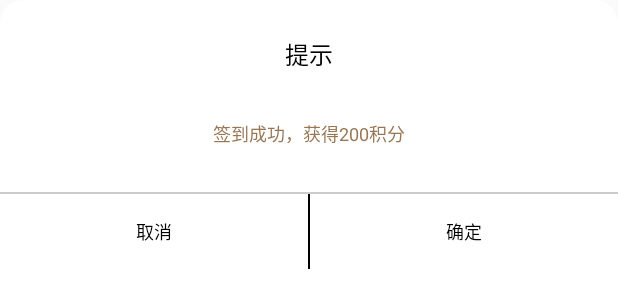
After one commit to liuhuajian/ProjectNewTechnic, an Android app: the layout dialog_common.xml on its own in the app's theme, with its tools: preview values and no code run, on a phone screen of 412 x 824 dp. The commit adds this screen. Shown: the top 308 px of the screen. Run offline under Robolectric (Android 15) with nearby library versions, the phone set to English and light mode, and no system bars.

Commit message:
添加bugly以及自定义dialog

```diff
--- a/app/build.gradle
+++ b/app/build.gradle
@@ -20,18 +20,19 @@ android {
 
 dependencies {
     compile fileTree(include: ['*.jar'], dir: 'libs')
+    compile files('libs/universal-image-loader-1.9.5.jar')
     compile 'com.android.support:appcompat-v7:25.3.1'
     compile 'com.android.support.constraint:constraint-layout:1.0.2'
     compile 'in.srain.cube:ptr-load-more:1.0.6'
     compile 'com.android.support:recyclerview-v7:25.3.1'
     compile 'com.jakewharton:butterknife:8.8.1'
     compile 'com.android.support:support-v4:25.3.1'
-    annotationProcessor 'com.jakewharton:butterknife-compiler:8.8.1'
     compile 'com.trello:rxlifecycle:1.0'
     compile 'com.trello:rxlifecycle-components:1.0'
     compile 'io.reactivex:rxandroid:1.2.1'
     compile 'com.squareup.retrofit2:retrofit:2.2.0'
     compile 'com.squareup.retrofit2:converter-gson:2.2.0'
     compile 'com.squareup.retrofit2:adapter-rxjava:2.2.0'
-    compile files('libs/universal-image-loader-1.9.5.jar')
+    compile 'com.tencent.bugly:crashreport:latest.release'
+    annotationProcessor 'com.jakewharton:butterknife-compiler:8.8.1'
 }
--- a/app/src/main/java/messi/lhj/com/projectnewtechnic/MainActivity.java
+++ b/app/src/main/java/messi/lhj/com/projectnewtechnic/MainActivity.java
@@ -48,9 +48,9 @@ public class MainActivity extends AppCompatActivity {
         setContentView(R.layout.activity_main);
         ButterKnife.bind(this);
 
-        initView();
-        initData();
-        updateData();
+//        initView();
+//        initData();
+//        updateData();
     }
 
 
--- a/app/src/main/java/messi/lhj/com/projectnewtechnic/MyApplication.java
+++ b/app/src/main/java/messi/lhj/com/projectnewtechnic/MyApplication.java
@@ -1,6 +1,8 @@
 package messi.lhj.com.projectnewtechnic;
 
 import android.app.Application;
+
+import com.tencent.bugly.crashreport.CrashReport;
 
 /**
  * Created by messi on 2017/8/27.
@@ -11,5 +13,6 @@ public class MyApplication extends Application {
     @Override
     public void onCreate() {
         super.onCreate();
+        CrashReport.initCrashReport(getApplicationContext(),"6c9ca605a4",true);
     }
 }
--- /dev/null
+++ b/app/src/main/res/drawable/circle_bg.xml
@@ -0,0 +1,7 @@
+<?xml version="1.0" encoding="utf-8"?>
+<shape xmlns:android="http://schemas.android.com/apk/res/android"
+    android:shape="rectangle"
+    >
+<corners android:radius="15dp"/>
+    <solid android:color="#fff"/>
+</shape>
--- /dev/null
+++ b/app/src/main/res/layout/dialog_common.xml
@@ -0,0 +1,74 @@
+<?xml version="1.0" encoding="utf-8"?>
+<LinearLayout xmlns:android="http://schemas.android.com/apk/res/android"
+              android:orientation="vertical"
+              android:layout_width="match_parent"
+              android:layout_height="match_parent"
+                android:background="@drawable/circle_bg"
+    >
+    <TextView
+        android:id="@+id/title"
+        android:layout_width="match_parent"
+        android:layout_height="wrap_content"
+        android:gravity="center_horizontal"
+        android:padding="12dp"
+        android:layout_marginTop="12dp"
+        android:text="提示"
+        android:textSize="16sp"
+        android:textColor="#000"/>
+
+
+    <TextView
+        android:id="@+id/content"
+        android:layout_width="match_parent"
+        android:layout_height="wrap_content"
+        android:gravity="center"
+        android:layout_gravity="center_horizontal"
+        android:lineSpacingExtra="3dp"
+        android:layout_marginLeft="40dp"
+        android:layout_marginTop="20dp"
+        android:layout_marginRight="40dp"
+        android:layout_marginBottom="30dp"
+        android:text="签到成功，获得200积分"
+        android:textSize="12sp"
+        android:textColor="#987654"/>
+    <View
+        android:layout_width="match_parent"
+        android:layout_height="1dp"
+        android:background="#33000000"/>
+
+    <LinearLayout
+        android:layout_width="match_parent"
+        android:layout_height="50dp"
+        android:orientation="horizontal">
+
+        <TextView
+            android:id="@+id/cancel"
+            android:layout_width="match_parent"
+            android:layout_height="match_parent"
+            android:background="@drawable/circle_bg"
+            android:layout_weight="1.0"
+            android:gravity="center"
+            android:text="取消"
+            android:textSize="12sp"
+            android:textColor="#000"/>
+
+        <View
+            android:layout_width="1dp"
+            android:layout_height="match_parent"
+            android:background="#000"/>
+
+        <TextView
+            android:id="@+id/submit"
+            android:layout_width="match_parent"
+            android:layout_height="match_parent"
+            android:background="@drawable/circle_bg"
+            android:gravity="center"
+            android:layout_weight="1.0"
+            android:text="确定"
+            android:textSize="12sp"
+            android:textColor="#000"/>
+
+    </LinearLayout>
+
+
+</LinearLayout>
```
Also changed, not shown: app/src/main/AndroidManifest.xml (+14 -2 lines), app/src/main/java/messi/lhj/com/projectnewtechnic/CommonDialog.java (added, +73 -0 lines), app/src/main/java/messi/lhj/com/projectnewtechnic/DialogTest.java (added, +18 -0 lines), app/src/main/res/layout/activity_bugly_test.xml (added, +16 -0 lines), app/src/main/res/layout/dialog_loading.xml (added, +23 -0 lines), app/src/main/res/values/styles.xml (+15 -0 lines), 1 other file.
